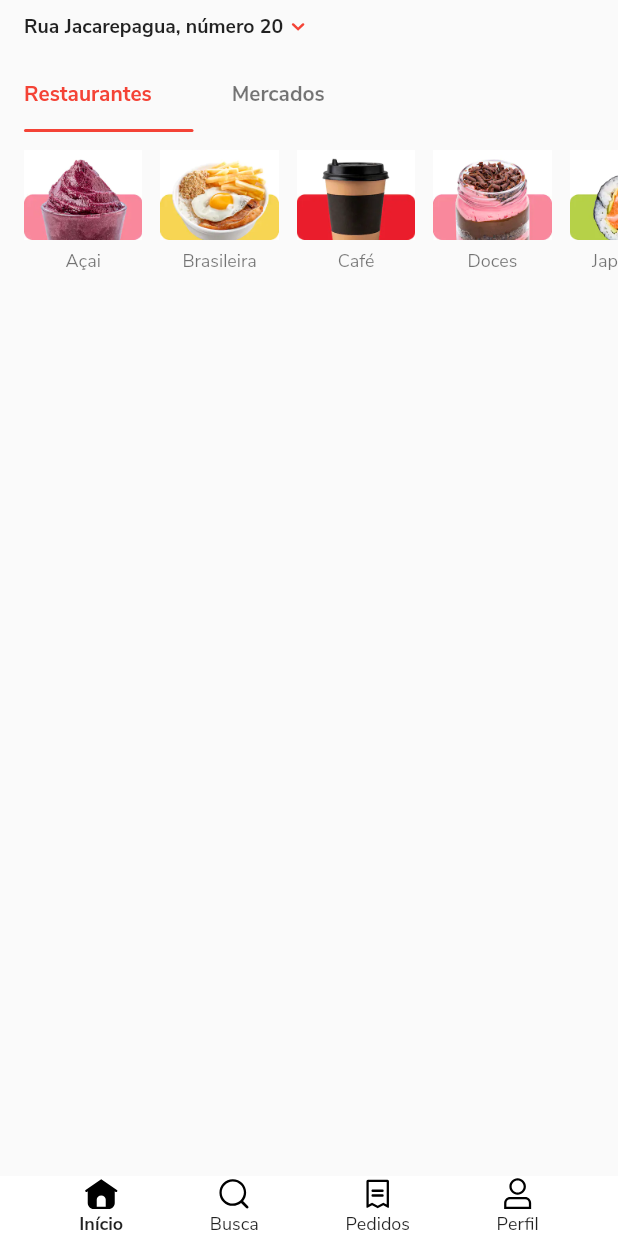
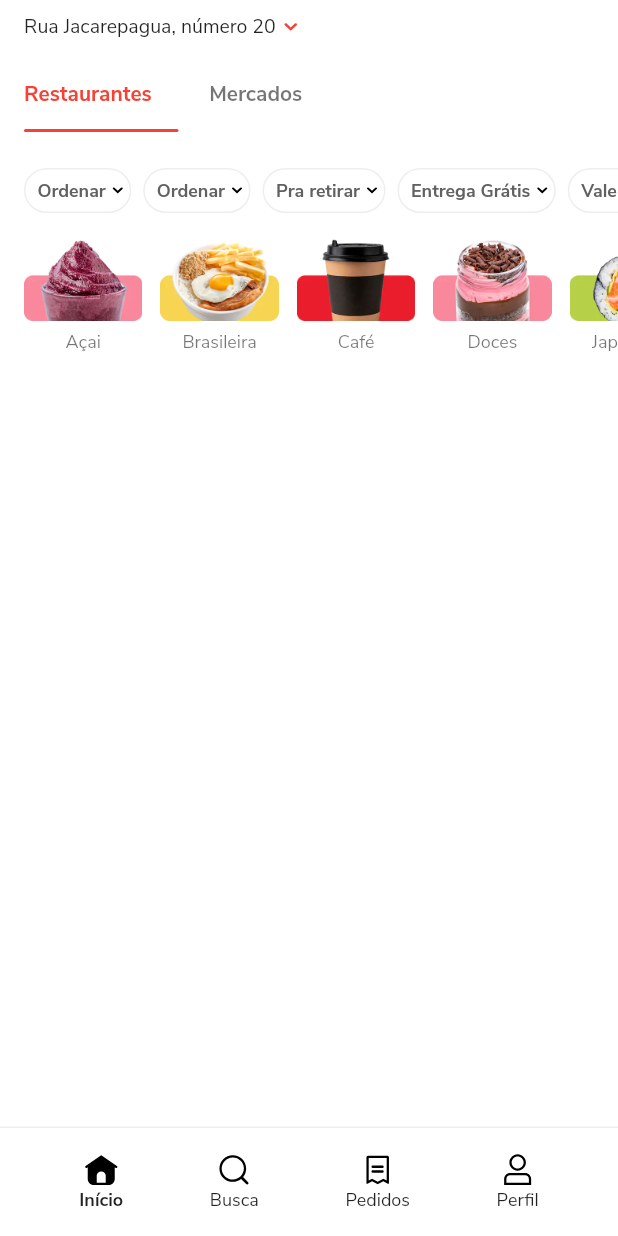
Before and after one commit to brenorusciolelli/Ifood_Flutter_Clone, a Flutter app: the screen it shows after launch, on a phone screen of 412 x 824 dp. Run offline on Flutter 3.47's test engine with Material 2 defaults, Android fonts, the phone set to English and light mode, and no system bars; our stand-ins replace flutter_svg, tab_indicator_styler.

Commit message:
Fourth parts of the Ifood project

```diff
--- a/lib/core/theme/app_colors.dart
+++ b/lib/core/theme/app_colors.dart
@@ -5,5 +5,8 @@ class AppColors {
   static const Color black = Colors.black;
   static const Color black54 = Colors.black54;
   static const Color grey = Colors.grey;
+  static Color grey300 = Colors.grey[300];
+  static Color grey700 = Colors.grey[700];
+  static Color grey200 = Colors.grey[200];
   static const Color white = Colors.white;
 }
--- a/lib/core/theme/app_typograph.dart
+++ b/lib/core/theme/app_typograph.dart
@@ -29,8 +29,15 @@ class AppTypograph {
 
   static TextStyle localTextStyle(BuildContext context) {
     return Theme.of(context).textTheme.bodyText1.copyWith(
-          fontWeight: FontWeight.w700,
+          fontWeight: FontWeight.normal,
           fontSize: 13,
         );
   }
+
+  static TextStyle filterItemStyle(BuildContext context) {
+    return Theme.of(context).textTheme.bodyText1.copyWith(
+        color: AppColors.primaryColor,
+        fontWeight: FontWeight.w700,
+        fontSize: 12);
+  }
 }
--- a/lib/views/content/components/bottom_navigator_component.dart
+++ b/lib/views/content/components/bottom_navigator_component.dart
@@ -21,8 +21,12 @@ class BottomNavigatorComponent extends StatelessWidget {
       decoration: BoxDecoration(color: AppColors.white),
       child: Column(
         children: [
+          Container(
+            height: 1,
+            color: AppColors.grey200,
+          ),
           Padding(
-            padding: const EdgeInsets.symmetric(horizontal: 24),
+            padding: const EdgeInsets.symmetric(horizontal: 24, vertical: 16),
             child: Row(
               mainAxisAlignment: MainAxisAlignment.spaceAround,
               children: items
--- a/lib/views/content/components/content_tab_bar_component.dart
+++ b/lib/views/content/components/content_tab_bar_component.dart
@@ -33,8 +33,9 @@ class _ContentTabBarComponentDelegate extends SliverPersistentHeaderDelegate {
   @override
   Widget build(
       BuildContext context, double shrinkOffset, bool overlapsContent) {
+    var width = MediaQuery.of(context).size.width;
     return Padding(
-      padding: const EdgeInsets.only(left: 16, right: 170),
+      padding: EdgeInsets.only(left: 16, right: (width / 2) - 16),
       child: TabBar(
           labelPadding: EdgeInsets.zero,
           onTap: onTap,
--- /dev/null
+++ b/lib/views/content/components/filters_components.dart
@@ -0,0 +1,128 @@
+import 'package:flutter/material.dart';
+
+import 'package:ifood_flutter_clone/core/theme/app_colors.dart';
+import 'package:ifood_flutter_clone/core/theme/app_icons.dart';
+import 'package:ifood_flutter_clone/core/theme/app_typograph.dart';
+
+class FilterComponent extends StatelessWidget {
+  final String location;
+
+  const FilterComponent({Key key, @required this.location}) : super(key: key);
+
+  @override
+  Widget build(BuildContext context) {
+    return SliverPersistentHeader(
+      pinned: true,
+      delegate: FilterComponentDelegate(location),
+    );
+  }
+}
+
+class FilterComponentDelegate extends SliverPersistentHeaderDelegate {
+  final String location;
+
+  FilterComponentDelegate(
+    this.location,
+  );
+
+  @override
+  Widget build(
+      BuildContext context, double shrinkOffset, bool overlapsContent) {
+    return Container(
+      color: AppColors.white,
+      height: 54,
+      child: ListView(
+        physics: BouncingScrollPhysics(),
+        scrollDirection: Axis.horizontal,
+        children: [
+          SizedBox(
+            width: 16,
+          ),
+          FilterItemComponent(label: 'Ordenar', icon: AppIcons.arrowDown),
+          FilterItemComponent(
+            label: 'Ordenar',
+            icon: AppIcons.arrowDown,
+          ),
+          FilterItemComponent(
+            label: 'Pra retirar',
+            icon: AppIcons.arrowDown,
+          ),
+          FilterItemComponent(
+            label: 'Entrega Grátis',
+            icon: AppIcons.arrowDown,
+          ),
+          FilterItemComponent(
+            label: 'Vale Refeição',
+            icon: AppIcons.arrowDown,
+          ),
+          FilterItemComponent(
+            label: 'Distância',
+            icon: AppIcons.arrowDown,
+          ),
+          FilterItemComponent(
+            label: 'Entrega Parceira',
+            icon: AppIcons.arrowDown,
+          ),
+          FilterItemComponent(
+            label: 'Filtros',
+            icon: AppIcons.arrowDown,
+          ),
+          SizedBox(
+            width: 16,
+          ),
+        ],
+      ),
+    );
+  }
+
+  @override
+  // TODO: implement maxExtent
+  double get maxExtent => 54;
+
+  @override
+  // TODO: implement minExtent
+  double get minExtent => 54;
+
+  @override
+  bool shouldRebuild(covariant SliverPersistentHeaderDelegate oldDelegate) {
+    return false;
+  }
+}
+
+class FilterItemComponent extends StatelessWidget {
+  final String label;
+  final String icon;
+
+  const FilterItemComponent({Key key, @required this.label, this.icon})
+      : super(key: key);
+
+  @override
+  Widget build(BuildContext context) {
+    return Padding(
+      padding: const EdgeInsets.only(top: 12, bottom: 12, right: 8),
+      child: Container(
+        decoration: BoxDecoration(
+            borderRadius: BorderRadius.circular(32),
+            color: Colors.white,
+            border: Border.all(color: AppColors.grey200)),
+        child: Padding(
+          padding: const EdgeInsets.only(left: 8),
+          child: Row(
+            children: [
+              Text(
+                label,
+                style: AppTypograph.filterItemStyle(context)
+                    .copyWith(color: AppColors.grey700),
+              ),
+              if (icon != null)
+                AppIcon(
+                  icon,
+                  size: Size(16, 16),
+                )
+            ],
+          ),
+        ),
+      ),
+    );
+  }
+}
--- a/lib/views/content/content_page.dart
+++ b/lib/views/content/content_page.dart
@@ -4,6 +4,7 @@ import 'package:ifood_flutter_clone/core/theme/app_icons.dart';
 import 'package:ifood_flutter_clone/models/category.dart';
 import 'package:ifood_flutter_clone/views/content/components/bottom_navigator_component.dart';
 import 'package:ifood_flutter_clone/views/content/components/category_item_component.dart';
+import 'package:ifood_flutter_clone/views/content/components/filters_components.dart';
 
 import 'components/content_tab_bar_component.dart';
 import 'components/header_local_component.dart';
@@ -30,6 +31,7 @@ class _ContentPageState extends State<ContentPage>
   @override
   Widget build(BuildContext context) {
     return Scaffold(
+        backgroundColor: Colors.white,
         body: SafeArea(
           child: NestedScrollView(
               physics: BouncingScrollPhysics(),
@@ -39,7 +41,8 @@ class _ContentPageState extends State<ContentPage>
                     location: 'Rua Jacarepagua, número 20',
                   ),
                   ContentTabBarComponent(
-                  controller: tabController, onTap: (index) {})
+                      controller: tabController, onTap: (index) {}),
+                  FilterComponent(),
                 ];
               },
               body: Column(
@@ -63,8 +66,9 @@ class _ContentPageState extends State<ContentPage>
                                   return Padding(
                                     padding: EdgeInsets.only(
                                       left: index == 0 ? 16 : 0,
-                                  right:
-                                      index == categorys.length - 1 ? 16 : 12,
+                                      right: index == categorys.length - 1
+                                          ? 16
+                                          : 12,
                                     ),
                                     child: CategoryItemComponent(
                                       category: categorys[index],
```
Lines whose indentation alone changed are shown as unchanged.
